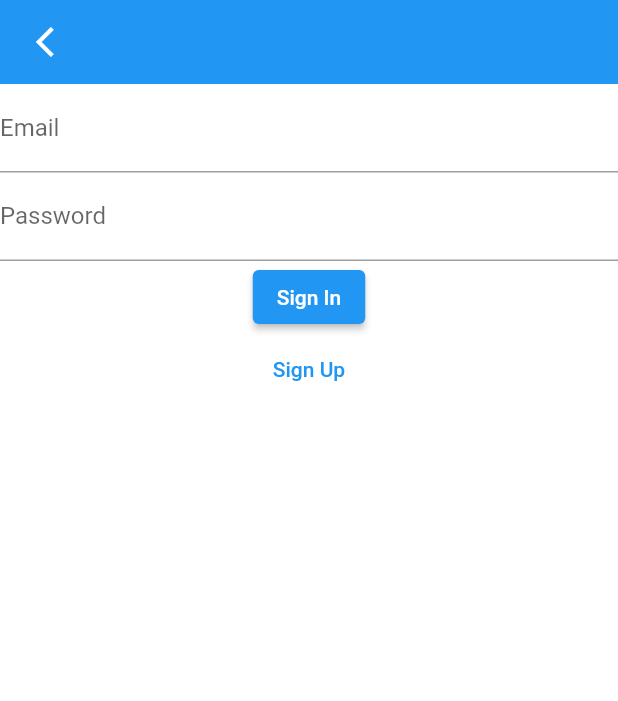
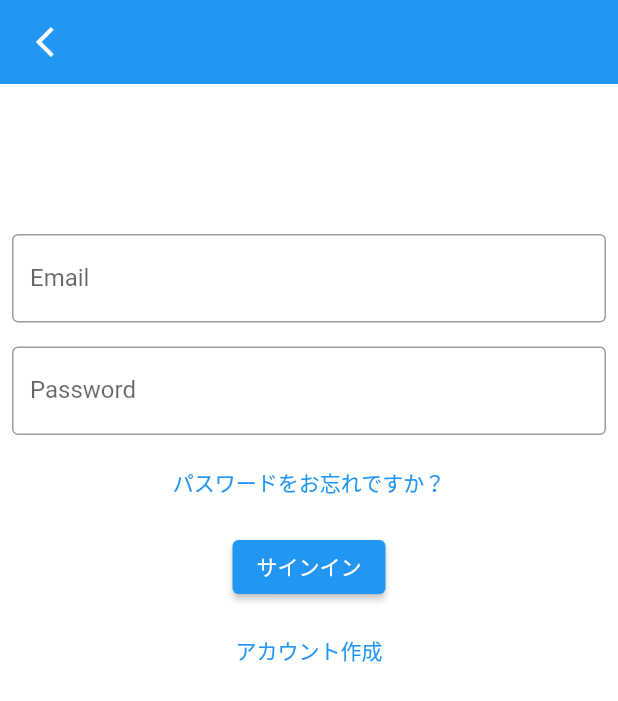
Before and after one commit to Umigishi-Aoi/okina_honban, a Flutter app: the screen it shows after launch, on a phone screen of 412 x 824 dp. Shown: the top 701 px of the screen. Run offline on Flutter 3.47's test engine with Material 2 defaults, Android fonts, the phone set to English and light mode, and no system bars; our stand-ins replace flutter_hooks, freezed_annotation, go_router, hooks_riverpod, supabase_flutter; accounts and stored records are empty.

Commit message:
feat: サインインページのデザインを整理

```diff
--- a/lib/ui/sign_in/sign_in_page.dart
+++ b/lib/ui/sign_in/sign_in_page.dart
@@ -22,15 +22,30 @@ class SignInPage extends HookConsumerWidget {
       builder: (context, ref, __) {
         return Column(
           children: [
-            TextField(
-              decoration: const InputDecoration(label: Text('Email')),
+            Padding(
+              padding: const EdgeInsets.fromLTRB(8, 100, 8, 8),
+              child: TextFormField(
+                decoration: const InputDecoration(
+                  border: OutlineInputBorder(),
+                  label: Text('Email'),
+                ),
                 controller: emailController,
               ),
-            TextField(
-              decoration: const InputDecoration(label: Text('Password')),
+            ),
+            Padding(
+              padding: const EdgeInsets.all(8.0),
+              child: TextFormField(
+                decoration: const InputDecoration(
+                  border: OutlineInputBorder(),
+                  label: Text('Password'),
+                ),
                 controller: passwordController,
               ),
-            ElevatedButton(
+            ),
+            TextButton(onPressed: () {}, child: const Text('パスワードをお忘れですか？')),
+            Padding(
+              padding: const EdgeInsets.all(8.0),
+              child: ElevatedButton(
                 onPressed: () async {
                   await ref.read(signInViewModelProvider.notifier).signIn(
                         email: emailController.text,
@@ -41,11 +56,12 @@ class SignInPage extends HookConsumerWidget {
                   }
                   context.go(homePath);
                 },
-              child: const Text('Sign In'),
+                child: const Text('サインイン'),
+              ),
             ),
             TextButton(
               onPressed: () => context.go(signUpPath),
-              child: const Text('Sign Up'),
+              child: const Text('アカウント作成'),
             ),
           ],
         );
```
Lines whose indentation alone changed are shown as unchanged.
